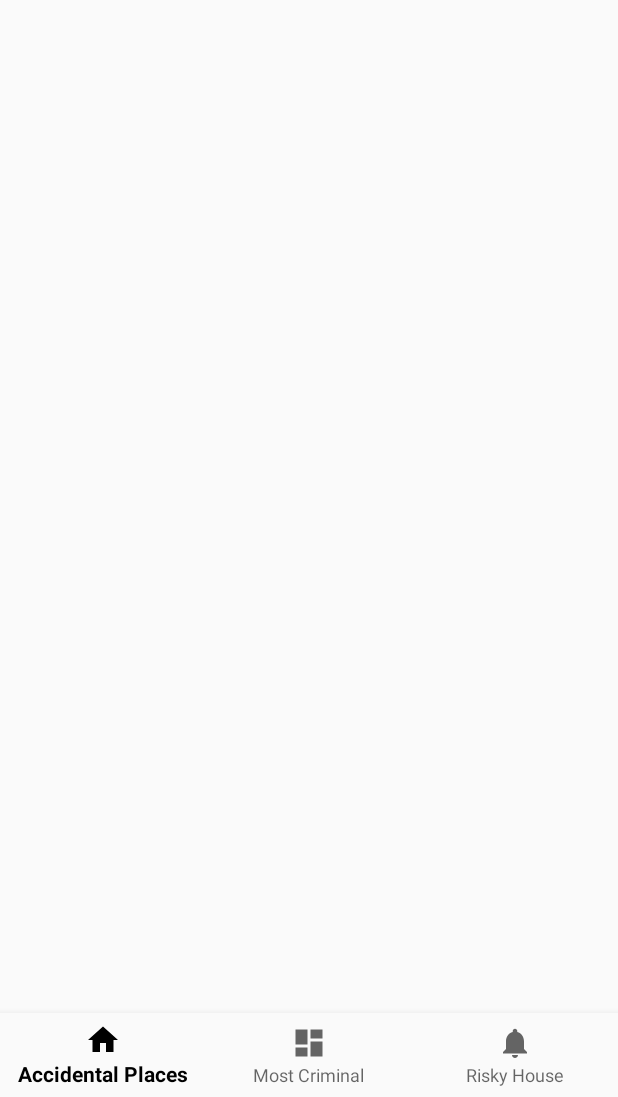
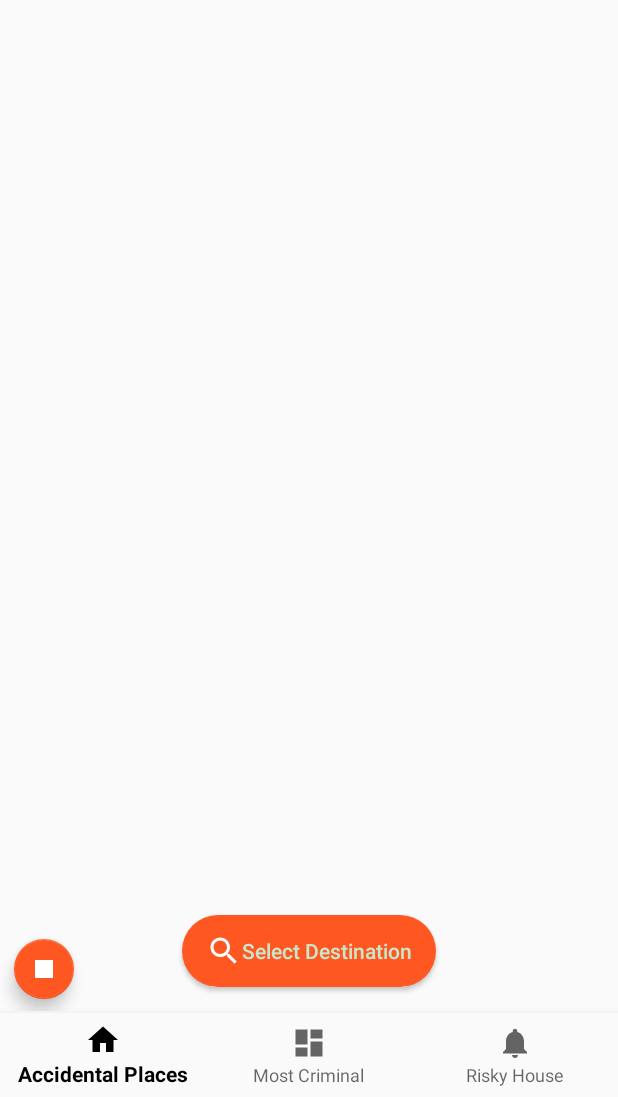
Before and after one commit to mostasim/Risk-Detector, an Android app: the BottomNavActivity screen opened directly, with no data from a screen before it, on a phone screen of 412 x 824 dp, the part 139-1236 px from its top. Run offline under Robolectric (Android 15) with nearby library versions, the phone set to English and light mode, and no system bars.

Commit message:
SEARCH ADDED

```diff
--- a/RiksyArea/app/build.gradle
+++ b/RiksyArea/app/build.gradle
@@ -46,5 +46,6 @@ dependencies {
     testImplementation 'junit:junit:4.12'
     androidTestImplementation 'androidx.test:runner:1.2.0'
     androidTestImplementation 'androidx.test.espresso:espresso-core:3.2.0'
+
 }
 apply plugin: 'com.google.gms.google-services'
--- a/RiksyArea/app/src/debug/res/values/google_maps_api.xml
+++ b/RiksyArea/app/src/debug/res/values/google_maps_api.xml
@@ -20,5 +20,8 @@
     Once you have your key (it starts with "AIza"), replace the "google_maps_key"
     string in this file.
     -->
+
     <string name="google_maps_key" templateMergeStrategy="preserve" translatable="false">AIzaSyBM2j8IO2AQM8uvZSY8kGU3wrF4B9jRjvA</string>
+    <string name="google_places_key" templateMergeStrategy="preserve" translatable="false">AIzaSyBM2j8IO2AQM8uvZSY8kGU3wrF4B9jRjvA</string>
+
 </resources>
--- a/RiksyArea/app/src/main/java/com/example/riskyarea_test1/ui/activity/MainActivity.java
+++ b/RiksyArea/app/src/main/java/com/example/riskyarea_test1/ui/activity/MainActivity.java
@@ -21,4 +21,5 @@ public class MainActivity extends AppCompatActivity {
 
     }
 
+
 }
--- a/RiksyArea/app/src/main/java/com/example/riskyarea_test1/ui/fragment/MapsFragment.java
+++ b/RiksyArea/app/src/main/java/com/example/riskyarea_test1/ui/fragment/MapsFragment.java
@@ -90,4 +90,6 @@ public class MapsFragment extends Fragment {
         return BitmapDescriptorFactory.fromBitmap(bitmap);
     }
 
+
+
 }
--- /dev/null
+++ b/RiksyArea/app/src/main/res/drawable/search.xml
@@ -0,0 +1,9 @@
+<vector xmlns:android="http://schemas.android.com/apk/res/android"
+        android:width="24dp"
+        android:height="24dp"
+        android:viewportWidth="24.0"
+        android:viewportHeight="24.0">
+    <path
+        android:fillColor="#FFF"
+        android:pathData="M15.5,14h-0.79l-0.28,-0.27C15.41,12.59 16,11.11 16,9.5 16,5.91 13.09,3 9.5,3S3,5.91 3,9.5 5.91,16 9.5,16c1.61,0 3.09,-0.59 4.23,-1.57l0.27,0.28v0.79l5,4.99L20.49,19l-4.99,-5zM9.5,14C7.01,14 5,11.99 5,9.5S7.01,5 9.5,5 14,7.01 14,9.5 11.99,14 9.5,14z"/>
+</vector>
--- /dev/null
+++ b/RiksyArea/app/src/main/res/drawable/stop.xml
@@ -0,0 +1,9 @@
+<vector xmlns:android="http://schemas.android.com/apk/res/android"
+        android:width="24dp"
+        android:height="24dp"
+        android:viewportWidth="24.0"
+        android:viewportHeight="24.0">
+    <path
+        android:fillColor="#FFFFFF"
+        android:pathData="M6,6h12v12H6z"/>
+</vector>
--- a/RiksyArea/app/src/main/res/layout/content_main.xml
+++ b/RiksyArea/app/src/main/res/layout/content_main.xml
@@ -9,5 +9,38 @@
     tools:showIn="@layout/bottom_nav"
     android:padding="1dp"
     android:id="@+id/main_container">
+    <Button
+        android:layout_gravity="bottom|center"
+        android:id="@+id/button2"
+        android:layout_width="wrap_content"
+        android:layout_height="wrap_content"
+        android:layout_marginBottom="16dp"
+        android:layout_marginEnd="8dp"
+        android:layout_marginStart="8dp"
+        android:background="@drawable/button_background"
+        android:drawableLeft="@drawable/search"
+        android:onClick="selectDest"
+        android:paddingLeft="16dp"
+        android:paddingRight="16dp"
+        android:text="Select Destination"
+        android:textAllCaps="false"
+        android:textColor="@color/colorAccent"
+        app:layout_anchorGravity="bottom|center"
+        app:layout_anchor="@+id/main_container"/>\
+
+    <com.google.android.material.floatingactionbutton.FloatingActionButton
+        android:id="@+id/floatingActionButton2"
+        android:layout_width="wrap_content"
+        android:layout_height="wrap_content"
+        android:layout_marginBottom="8dp"
+        android:layout_marginLeft="8dp"
+        android:layout_marginStart="8dp"
+        android:onClick="stop"
+        app:srcCompat="@drawable/stop"
+        android:visibility="visible"
+        app:backgroundTint="@color/colorIcon"
+        app:fabSize="mini"
+        app:layout_anchor="@+id/main_container"
+        android:layout_gravity="left|bottom"/>
 
 </FrameLayout>
```
Also changed, not shown: RiksyArea/app/src/main/java/com/example/riskyarea_test1/ui/activity/BottomNavActivity.java (+50 -2 lines), RiksyArea/app/src/main/res/drawable/settings.xml (added, +9 -0 lines), RiksyArea/app/src/main/res/layout/activity_login.xml (+6 -6 lines), RiksyArea/app/src/main/res/layout/activity_registration.xml (+15 -13 lines), RiksyArea/app/src/main/res/layout/maps_fragment.xml (line endings or trailing spaces).
